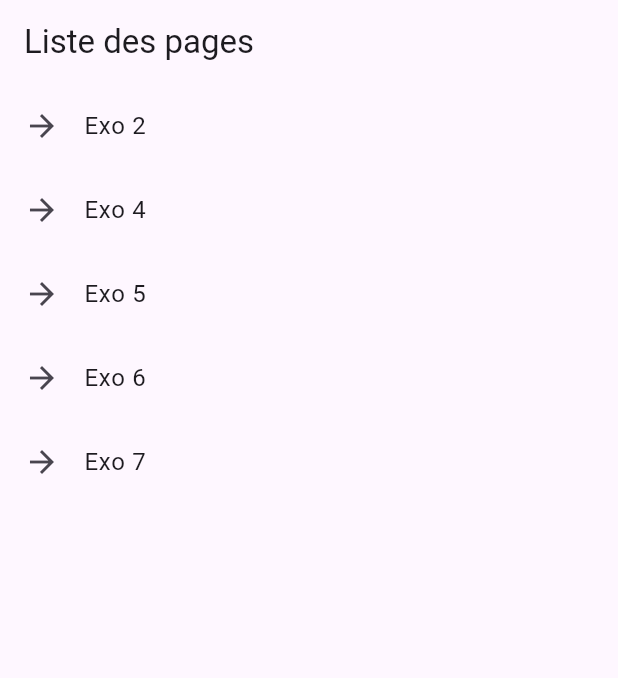
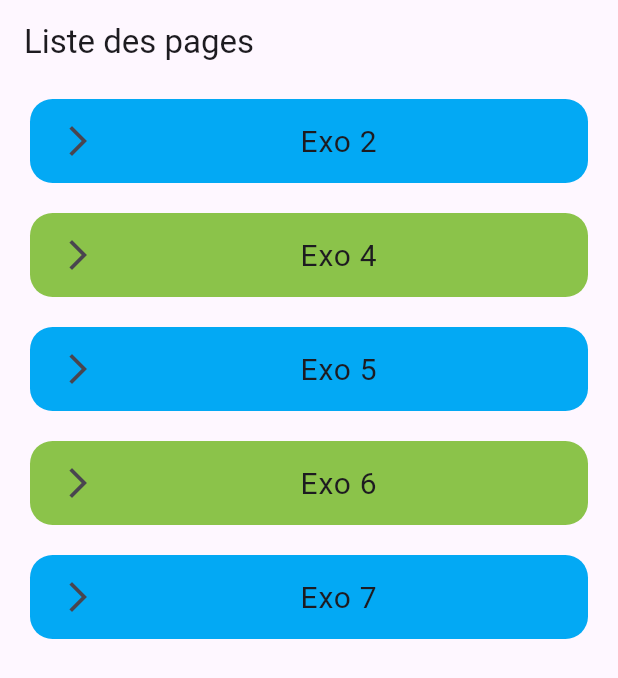
Before and after one commit to Raider26/amse-tp2, a Flutter app: the screen it shows after launch, on a phone screen of 412 x 824 dp. Shown: the top 678 px of the screen. Run offline on Flutter 3.47's test engine with Material 3 defaults, Android fonts, the phone set to English and light mode, and no system bars.

Commit message:
Refonte liste exercices

```diff
--- a/tp2/lib/exo7.dart
+++ b/tp2/lib/exo7.dart
@@ -236,7 +236,10 @@ class Exo7State extends State<Exo7> {
                       SizedBox(width: 20),
                       Text(
                         "Modèle",
-                        style: TextStyle(fontSize: 15),
+                        style: TextStyle(
+                            fontSize: 15,
+                            fontWeight: FontWeight.bold,
+                            decoration: TextDecoration.underline),
                       ),
                     ])
                   : SizedBox.shrink(),
--- a/tp2/lib/main.dart
+++ b/tp2/lib/main.dart
@@ -43,9 +43,23 @@ class _MyHomePageState extends State<MyHomePage> {
       body: ListView.builder(
         itemCount: items.length,
         itemBuilder: (context, index) {
-          return ListTile(
-            title: Text(items[index]['title']),
-            leading: Icon(Icons.arrow_forward),
+          return Container(
+            margin: EdgeInsets.symmetric(vertical: 10, horizontal: 20),
+            child: ListTile(
+              contentPadding: EdgeInsets.symmetric(horizontal: 20),
+              leading: Icon(Icons.arrow_forward_ios),
+              hoverColor: Colors.white38,
+              title: Center(
+                child: Text(
+                  items[index]['title'],
+                  textAlign: TextAlign.center,
+                  style: TextStyle(fontSize: 20),
+                ),
+              ),
+              shape: RoundedRectangleBorder(
+                borderRadius: BorderRadius.circular(15),
+              ),
+              tileColor: index.isEven ? Colors.lightBlue : Colors.lightGreen,
               onTap: () {
                 Navigator.push(
                   context,
@@ -54,6 +68,7 @@ class _MyHomePageState extends State<MyHomePage> {
                   ),
                 );
               },
+            ),
           );
         },
       ),
```
Lines whose indentation alone changed are shown as unchanged.
